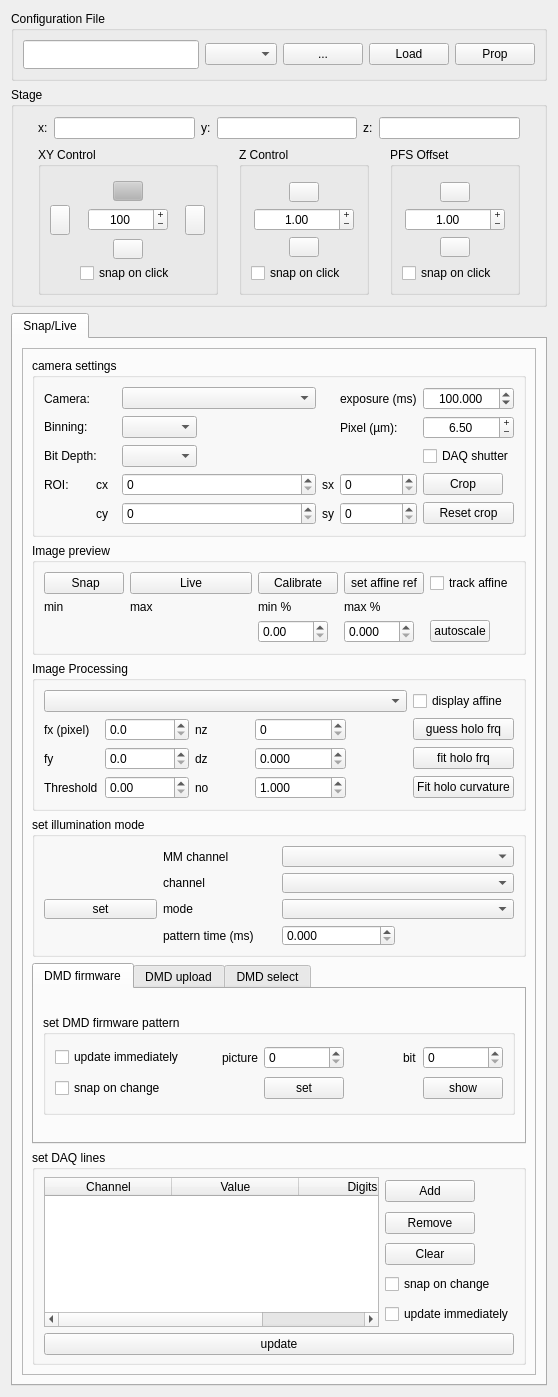
QI2lab/napari-micromanager, file micromanager_gui/_ui/micromanager_gui.ui: the form before one commit.
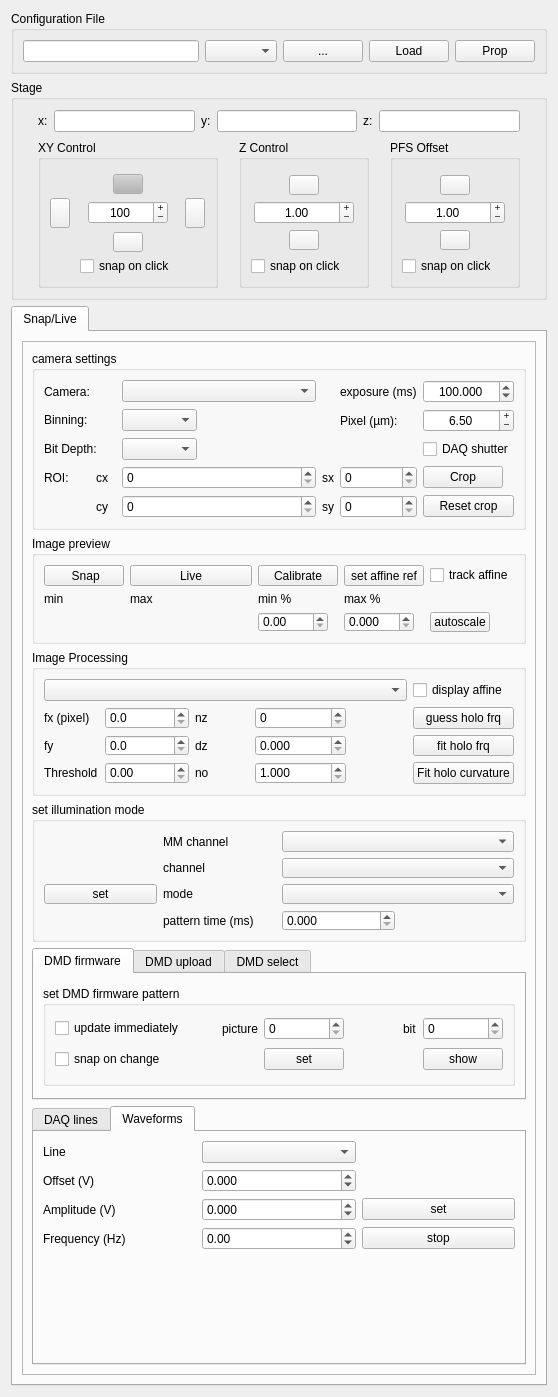
The form after the commit. The open tabs and pages were chosen to show the change.

Commit message: add tab to output waveform on DAQ. Only supports first analog channel for the moment. todo: let user choose channel

```diff
--- a/micromanager_gui/_ui/micromanager_gui.ui
+++ b/micromanager_gui/_ui/micromanager_gui.ui
@@ -1699,6 +1699,16 @@
            </widget>
           </item>
           <item>
+           <widget class="QTabWidget" name="DAQ_tabWidget">
+            <property name="currentIndex">
+             <number>0</number>
+            </property>
+            <widget class="QWidget" name="tab_4">
+             <attribute name="title">
+              <string>DAQ lines</string>
+             </attribute>
+             <layout class="QGridLayout" name="gridLayout_17">
+              <item row="0" column="0">
            <widget class="QGroupBox" name="daq_groupBox">
             <property name="enabled">
              <bool>true</bool>
@@ -1870,7 +1880,170 @@
                </column>
               </widget>
              </item>
-            </layout>
+                 <item row="1" column="1">
+                  <widget class="QPushButton" name="remove_ch_Button">
+                   <property name="minimumSize">
+                    <size>
+                     <width>90</width>
+                     <height>0</height>
+                    </size>
+                   </property>
+                   <property name="maximumSize">
+                    <size>
+                     <width>90</width>
+                     <height>16777215</height>
+                    </size>
+                   </property>
+                   <property name="text">
+                    <string>Remove</string>
+                   </property>
+                  </widget>
+                 </item>
+                 <item row="0" column="1">
+                  <widget class="QPushButton" name="add_ch_Button">
+                   <property name="minimumSize">
+                    <size>
+                     <width>90</width>
+                     <height>0</height>
+                    </size>
+                   </property>
+                   <property name="maximumSize">
+                    <size>
+                     <width>90</width>
+                     <height>16777215</height>
+                    </size>
+                   </property>
+                   <property name="text">
+                    <string>Add</string>
+                   </property>
+                  </widget>
+                 </item>
+                 <item row="8" column="0" colspan="2">
+                  <widget class="QPushButton" name="daq_update_pushButton">
+                   <property name="text">
+                    <string>update</string>
+                   </property>
+                  </widget>
+                 </item>
+                 <item row="4" column="1">
+                  <widget class="QCheckBox" name="daq_update_immediately_checkBox">
+                   <property name="text">
+                    <string>update immediately</string>
+                   </property>
+                  </widget>
+                 </item>
+                </layout>
+               </widget>
+              </item>
+             </layout>
+            </widget>
+            <widget class="QWidget" name="tab_5">
+             <attribute name="title">
+              <string>Waveforms</string>
+             </attribute>
+             <layout class="QGridLayout" name="gridLayout_18">
+              <item row="1" column="2">
+               <widget class="QDoubleSpinBox" name="offset_doubleSpinBox">
+                <property name="decimals">
+                 <number>3</number>
+                </property>
+                <property name="minimum">
+                 <double>-100.000000000000000</double>
+                </property>
+                <property name="maximum">
+                 <double>100.000000000000000</double>
+                </property>
+                <property name="singleStep">
+                 <double>0.100000000000000</double>
+                </property>
+               </widget>
+              </item>
+              <item row="0" column="2">
+               <widget class="QComboBox" name="waveform_line_comboBox"/>
+              </item>
+              <item row="2" column="1">
+               <widget class="QLabel" name="label_32">
+                <property name="text">
+                 <string>Amplitude (V)</string>
+                </property>
+               </widget>
+              </item>
+              <item row="3" column="2">
+               <widget class="QDoubleSpinBox" name="frequency_doubleSpinBox">
+                <property name="minimum">
+                 <double>-100.000000000000000</double>
+                </property>
+                <property name="singleStep">
+                 <double>0.100000000000000</double>
+                </property>
+               </widget>
+              </item>
+              <item row="2" column="2">
+               <widget class="QDoubleSpinBox" name="amplitude_doubleSpinBox">
+                <property name="decimals">
+                 <number>3</number>
+                </property>
+                <property name="minimum">
+                 <double>-100.000000000000000</double>
+                </property>
+                <property name="maximum">
+                 <double>100.000000000000000</double>
+                </property>
+                <property name="singleStep">
+                 <double>0.100000000000000</double>
+                </property>
+               </widget>
+              </item>
+              <item row="0" column="1">
+               <widget class="QLabel" name="label_35">
+                <property name="text">
+                 <string>Line</string>
+                </property>
+               </widget>
+              </item>
+              <item row="1" column="1">
+               <widget class="QLabel" name="label_34">
+                <property name="text">
+                 <string>Offset (V)</string>
+                </property>
+               </widget>
+              </item>
+              <item row="3" column="1">
+               <widget class="QLabel" name="label_33">
+                <property name="text">
+                 <string>Frequency (Hz)</string>
+                </property>
+               </widget>
+              </item>
+              <item row="4" column="1">
+               <spacer name="verticalSpacer_3">
+                <property name="orientation">
+                 <enum>Qt::Vertical</enum>
+                </property>
+                <property name="sizeHint" stdset="0">
+                 <size>
+                  <width>20</width>
+                  <height>40</height>
+                 </size>
+                </property>
+               </spacer>
+              </item>
+              <item row="2" column="3">
+               <widget class="QPushButton" name="waveform_pushButton">
+                <property name="text">
+                 <string>set</string>
+                </property>
+               </widget>
+              </item>
+              <item row="3" column="3">
+               <widget class="QPushButton" name="waveform_stop_pushButton">
+                <property name="text">
+                 <string>stop</string>
+                </property>
+               </widget>
+              </item>
+             </layout>
+            </widget>
            </widget>
           </item>
          </layout>
```
Left out of the diff: 111 changed lines with no effect on the pictures. Lines whose indentation alone changed are shown as unchanged. The commit also changes 1 other file.
